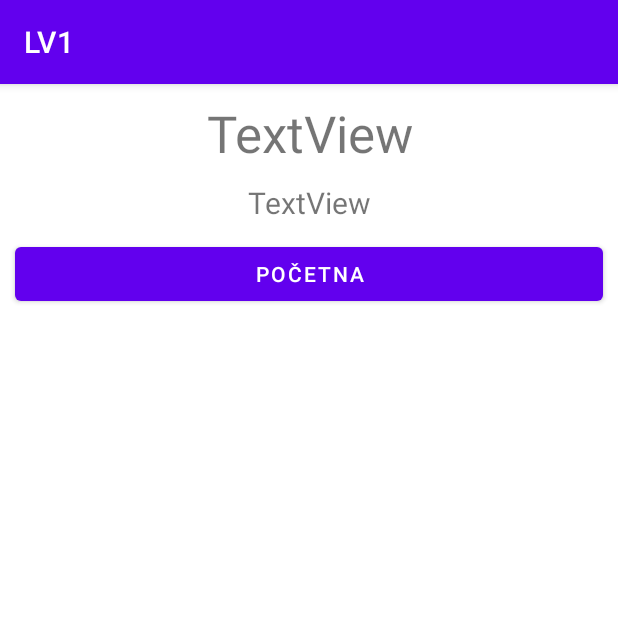
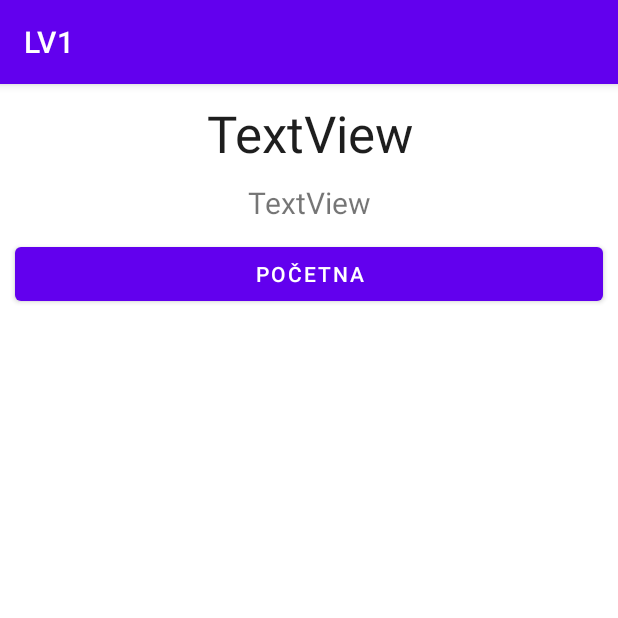
Before and after one commit to LukaMajcenic/PMA, an Android app: the SummaryActivity screen opened directly, with no data from a screen before it, on a phone screen of 412 x 824 dp, the top half of it. Run offline under Robolectric (Android 15) with nearby library versions, the phone set to English and light mode, and no system bars.

Commit message:
Test commit

```diff
--- a/app/src/main/res/layout/activity_summary.xml
+++ b/app/src/main/res/layout/activity_summary.xml
@@ -13,6 +13,7 @@
         android:layout_margin="10dp"
         android:text="TextView"
         android:textAlignment="center"
+        android:textColor="#1E1E1E"
         android:textSize="34sp"
         app:layout_constraintEnd_toEndOf="parent"
         app:layout_constraintStart_toStartOf="parent"
@@ -37,6 +38,7 @@
         android:layout_margin="10dp"
         android:text="Početna"
         app:layout_constraintEnd_toEndOf="parent"
+        app:layout_constraintHorizontal_bias="1.0"
         app:layout_constraintStart_toStartOf="parent"
         app:layout_constraintTop_toBottomOf="@+id/txt_predmet" />
 </androidx.constraintlayout.widget.ConstraintLayout>
```
